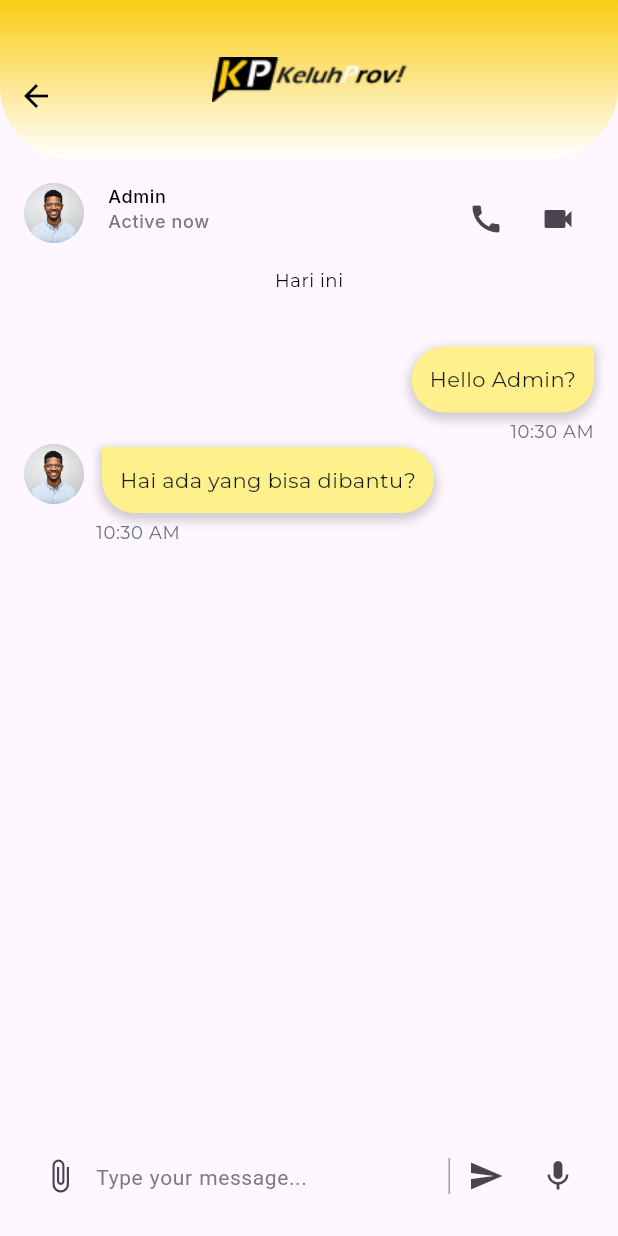
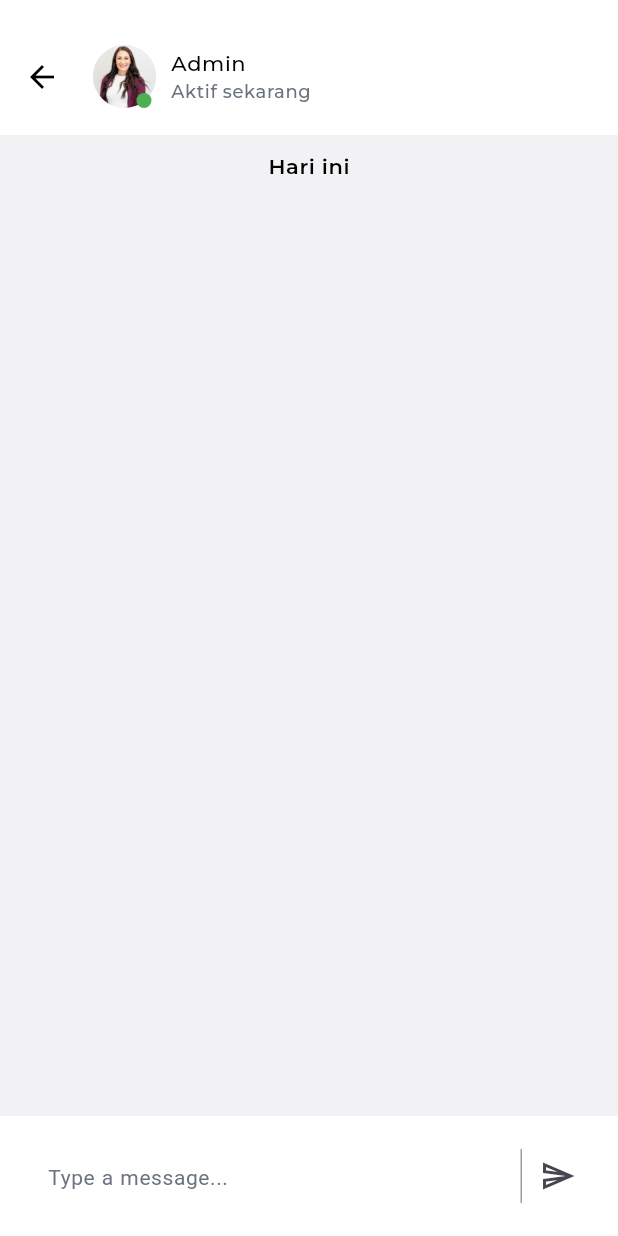
Before and after one commit to Capstone-Project-Alterra-Kelompok-8/e-complaint-mobile, a Flutter app: the ChatAdmin screen opened directly, on a phone screen of 412 x 824 dp. Run offline on Flutter 3.47's test engine with Material 3 defaults, Android fonts, the phone set to English and light mode, and no system bars; our stand-ins replace dio, flutter_svg, gap, google_fonts, loading_animation_widget, page_view_indicators and 2 more; accounts and stored records are empty.

Commit message:
✨ feat: Implementation of a Chat Admin with API

```diff
--- a/e_complaint_app/lib/constants/color_collections.dart
+++ b/e_complaint_app/lib/constants/color_collections.dart
@@ -11,6 +11,7 @@ class ColorCollections {
   static const Color alertErrorColor = Color(0xFFDC2626);
   static const Color profileColor = Color(0xFFECE6F0);
   static const Color bubleTextColor = Color(0xFFFEF08A);
+  static const Color chatColor = Color(0xFFF2F2F5);
   static const Color activeTextColor = Color(0xFFF797C7B);
   static const Color timeStampColor = Color(0xFFF6B7280);
   static const Color textCreateNow = Color(0xFF404969);
--- a/e_complaint_app/lib/constants/text_collections.dart
+++ b/e_complaint_app/lib/constants/text_collections.dart
@@ -137,7 +137,7 @@ class TextCollections {
   );
 
   // chat_ai
-  static TextStyle messageBubble = GoogleFonts.montserrat(
+  static TextStyle messageBubble = GoogleFonts.roboto(
     fontSize: 14.0,
     fontWeight: FontWeight.w400,
     color: ColorCollections.textPrimaryColor,
@@ -146,7 +146,7 @@ class TextCollections {
 
   static TextStyle messageToday = GoogleFonts.montserrat(
     fontSize: 14.0,
-    fontWeight: FontWeight.w400,
+    fontWeight: FontWeight.w600,
     color: ColorCollections.textPrimaryColor,
     letterSpacing: 0.4,
   );
--- a/e_complaint_app/lib/services/chat_ai_service.dart
+++ b/e_complaint_app/lib/services/chat_ai_service.dart
@@ -33,7 +33,8 @@ class ChatbotService {
       return ChatbotMessage.fromJson(jsonResponse);
     } else {
       debugPrint('Failed to send request: ${response.statusCode}');
-      throw Exception('Failed to send request');
+      debugPrint('Response body: ${response.body}');
+      throw Exception('Failed to send request with status code ${response.statusCode}');
     }
   }
 }
--- a/e_complaint_app/lib/views/screens/chat_admin/chat_admin_screen.dart
+++ b/e_complaint_app/lib/views/screens/chat_admin/chat_admin_screen.dart
@@ -1,192 +1,168 @@
+import 'dart:convert';
 import 'package:e_complaint_app/constants/constants.dart';
+import 'package:e_complaint_app/services/chat_ai_service.dart';
+import 'package:e_complaint_app/views/components/triangle.dart';
 import 'package:flutter/material.dart';
-import 'package:e_complaint_app/components/app_bar.dart';
+import 'package:intl/intl.dart';
+import 'package:shared_preferences/shared_preferences.dart';
 
-class ChatAdmin extends StatelessWidget {
-  const ChatAdmin({super.key});
+class ChatAdmin extends StatefulWidget {
+  const ChatAdmin({Key? key}) : super(key: key);
 
   @override
-  Widget build(BuildContext context) {
-    return Scaffold(
-      appBar: const CurvedAppBar(),
-      body: Column(
+  State<ChatAdmin> createState() => _ChatAdminState();
+}
+
+class _ChatAdminState extends State<ChatAdmin> {
+  final TextEditingController _complaintController = TextEditingController();
+  final List<Map<String, String>> _messages = [];
+  bool isLoading = false;
+
+  @override
+  void initState() {
+    super.initState();
+    _loadMessages();
+  }
+
+  void _loadMessages() async {
+    SharedPreferences prefs = await SharedPreferences.getInstance();
+    String? messagesString = prefs.getString('chatMessages');
+    if (messagesString != null) {
+      List<dynamic> messagesJson = jsonDecode(messagesString);
+      setState(() {
+        _messages.addAll(messagesJson.map((message) => Map<String, String>.from(message)).toList());
+      });
+    }
+  }
+
+  void _saveMessages() async {
+    SharedPreferences prefs = await SharedPreferences.getInstance();
+    String messagesString = jsonEncode(_messages);
+    await prefs.setString('chatMessages', messagesString);
+  }
+
+  void _sendMessage() async {
+    if (_complaintController.text.trim().isEmpty) {
+      return;
+    }
+
+    SharedPreferences prefs = await SharedPreferences.getInstance();
+    String? token = prefs.getString('token');
+
+    if (token == null) {
+      return;
+    }
+
+    setState(() {
+      _messages.add({
+        'role': 'user',
+        'content': _complaintController.text,
+        'timestamp': DateFormat('HH:mm').format(DateTime.now())
+      });
+      isLoading = true;
+    });
+    _saveMessages(); // Save messages after adding a new one
+
+    try {
+      final result = await ChatbotService.sendMessage(
+        message: _complaintController.text,
+      );
+
+      setState(() {
+        _messages.add({
+          'role': 'bot',
+          'content': result.botResponse,
+          'timestamp': DateFormat('HH:mm').format(DateTime.now())
+        });
+        isLoading = false;
+      });
+      _saveMessages(); // Save messages after receiving a response
+    } catch (e) {
+      setState(() {
+        isLoading = false;
+      });
+
+      ScaffoldMessenger.of(context).showSnackBar(
+        SnackBar(
+          content: Text('Failed to send a request. Please try again.'),
+        ),
+      );
+    } finally {
+      _complaintController.clear();
+    }
+  }
+
+    Widget _buildMessageBubble(String message, String timestamp, bool isUser) {
+    return Align(
+      alignment: isUser ? Alignment.centerRight : Alignment.centerLeft,
+      child: Row(
+        mainAxisSize: MainAxisSize.min,
+        crossAxisAlignment: CrossAxisAlignment.start,
         children: [
-          Padding(
-            padding: const EdgeInsets.all(16.0),
-            child: Column(
+          if (!isUser)
+            Stack(
               children: [
-                Row(
-                  crossAxisAlignment: CrossAxisAlignment.start,
-                  children: [
-                    CircleAvatar(
-                      radius: 20,
-                      backgroundImage: AssetImage('assets/images/admin.png'),
+                CircleAvatar(
+                  backgroundImage: AssetImage('assets/images/adminn.jpg'),
+                  radius: 21,
+                ),
+                Positioned(
+                  bottom: 0,
+                  right: 3,
+                  child: Container(
+                    width: 10,
+                    height: 10,
+                    decoration: BoxDecoration(
+                      color: Colors.green,
+                      shape: BoxShape.circle,
+
                     ),
-                    SizedBox(width: 16),
-                    Column(
-                      crossAxisAlignment: CrossAxisAlignment.start,
-                      children: [
-                        Text(
-                          'Admin',
-                          style: TextCollections.admin
-                        ),
-                        Text(
-                          'Active now',
-                          style: TextCollections.activeNow
-                        ),
-                      ],
-                    ),
-                    Spacer(),
-                    IconButton(
-                      icon: Icon(Icons.call),
-                      onPressed: () {
-
-                      },
-                    ),
-                    IconButton(
-                      icon: Icon(Icons.videocam),
-                      onPressed: () {
-
-                      },
-                    ),
-                  ],
-                ),
-                SizedBox(height: 8),
-                Center(
-                  child: Text(
-                    'Hari ini',
-                    style: TextCollections.hariIni
                   ),
                 ),
               ],
             ),
-          ),
-          Expanded(
-            child: ListView(
-              padding: const EdgeInsets.all(16.0),
+          if (!isUser) SizedBox(width: 10),
+          Flexible(
+            child: Stack(
               children: [
-                Align(
-                  alignment: Alignment.centerRight,
+                Container(
+                  margin: const EdgeInsets.symmetric(vertical: 10, horizontal: 10),
+                  padding: const EdgeInsets.symmetric(vertical: 10, horizontal: 15),
+                  decoration: BoxDecoration(
+                    color: isUser ? ColorCollections.primaryColor : Colors.white70,
+                    borderRadius: BorderRadius.circular(10),
+                  ),
                   child: Column(
-                    crossAxisAlignment: CrossAxisAlignment.end,
+                    crossAxisAlignment: isUser ? CrossAxisAlignment.end : CrossAxisAlignment.start,
                     children: [
-                      Container(
-                        padding: const EdgeInsets.all(12.0),
-                        margin: const EdgeInsets.symmetric(vertical: 4.0),
-                        decoration: BoxDecoration(
-                          color: ColorCollections.bubleTextColor,
-                          borderRadius: BorderRadius.only(
-                            topLeft: Radius.circular(32),
-                            topRight: Radius.zero,
-                            bottomLeft: Radius.circular(32),
-                            bottomRight: Radius.circular(32),
-                          ),
-                          boxShadow: [
-                            BoxShadow(
-                              color: Colors.grey.withOpacity(0.5),
-                              spreadRadius: 2,
-                              blurRadius: 5,
-                              offset: Offset(0, 3),
-                            ),
-                          ],
-                        ),
-                        child: Text(
-                          'Hello Admin?',
-                          style: TextCollections.primaryFont,
-                        ),
+                      Text(
+                        message,
+                        style: TextCollections.messageBubble,
+                        textAlign: isUser ? TextAlign.right : TextAlign.left,
                       ),
+                      const SizedBox(height: 5),
                       Text(
-                        '${TimeOfDay.now().format(context)}',
-                        style: TextCollections.timeStamp
+                        timestamp,
+                        style: TextCollections.timeStamp,
+                        textAlign: isUser ? TextAlign.right : TextAlign.left,
                       ),
                     ],
                   ),
                 ),
-                Align(
-                  alignment: Alignment.centerLeft,
-                  child: Row(
-                    crossAxisAlignment: CrossAxisAlignment.start,
-                    children: [
-                      CircleAvatar(
-                        radius: 20,
-                        backgroundImage: AssetImage('assets/images/admin.png'),
-                      ),
-                      SizedBox(width: 8,),
-                      Column(
-                        crossAxisAlignment: CrossAxisAlignment.start,
-                        children: [
-                          Container(
-                            padding: const EdgeInsets.all(12.0),
-                            margin: const EdgeInsets.fromLTRB(4.0, 2.0, 0.0, 4.0), // Adjust the margin here
-                            decoration: BoxDecoration(
-                              color: ColorCollections.bubleTextColor,
-                              borderRadius: BorderRadius.only(
-                                topLeft: Radius.zero,
-                                topRight: Radius.circular(32),
-                                bottomLeft: Radius.circular(32),
-                                bottomRight: Radius.circular(32),
-                              ),
-                              boxShadow: [
-                                BoxShadow(
-                                  color: Colors.grey.withOpacity(0.5),
-                                  spreadRadius: 2,
-                                  blurRadius: 5,
-                                  offset: Offset(0, 3),
-                                ),
-                              ],
-                            ),
-                            child: Text(
-                              'Hai ada yang bisa dibantu?',
-                              style: TextCollections.primaryFont,
-                            ),
-                          ),
-                          Text(
-                            '${TimeOfDay.now().format(context)}',
-                            style: TextCollections.timeStamp,
-                          ),
-                        ],
-                      ),
-                    ],
-                  ),
-                ),
-              ],
-            ),
-          ),
-          Padding(
-            padding: const EdgeInsets.all(16.0),
-            child: Row(
-              children: [
-                IconButton(
-                  icon: Icon(Icons.attach_file),
-                  onPressed: () {
-
-                  },
-                ),
-                Expanded(
-                  child: TextField(
-                    decoration: InputDecoration(
-                      hintText: 'Type your message...',
-                      border: InputBorder.none,
-                      hintStyle: TextCollections.textField,
+                Positioned(
+                  left: isUser ? null : 0,
+                  right: isUser ? 0 : null,
+                  top: 10,
+                  child: CustomPaint(
+                    painter: TrianglePainter(
+                      isUser: isUser,
+                      color: isUser ? ColorCollections.primaryColor : Colors.white70,
+                    ),
+                    child: Container(
+                      height: 10,
+                      width: 10,
                     ),
                   ),
-                ),
-                Container(
-                  width: 1,
-                  height: 24,
-                  color: Colors.grey,
-                ),
-                IconButton(
-                  icon: Icon(Icons.send),
-                  onPressed: () {
-
-                  },
-                ),
-                IconButton(
-                  icon: Icon(Icons.mic),
-                  onPressed: () {
-
-                  },
                 ),
               ],
             ),
@@ -195,4 +171,154 @@ class ChatAdmin extends StatelessWidget {
       ),
     );
   }
+
+  Widget _buildDateLabel(String text) {
+    return Center(
+      child: Container(
+        padding: const EdgeInsets.symmetric(vertical: 1, horizontal: 10),
+        child: Text(
+          text,
+          style: TextCollections.messageToday,
+        ),
+      ),
+    );
+  }
+
+  Widget _buildBotProfile() {
+    return Padding(
+      padding: const EdgeInsets.all(10.0),
+      child: Row(
+        children: [
+          Stack(
+            children: [
+              CircleAvatar(
+                backgroundImage: AssetImage('assets/images/adminn.jpg'),
+                radius: 21,
+              ),
+              Positioned(
+                  bottom: 0,
+                  right: 3,
+                  child: Container(
+                    width: 10,
+                    height: 10,
+                    decoration: BoxDecoration(
+                      color: Colors.green,
+                      shape: BoxShape.circle,
+
+                    ),
+                  ),
+                ),
+            ],
+          ),
+          SizedBox(width: 10),
+          Column(
+            crossAxisAlignment: CrossAxisAlignment.start,
+            children: [
+              Text(
+                'Admin',
+                style: TextCollections.messageProfileBot
+              ),
+              Text(
+                'Aktif sekarang',
+                style: TextCollections.messageActiveNow
+              ),
+            ],
+          ),
+        ],
+      ),
+    );
+  }
+
+  @override
+  Widget build(BuildContext context) {
+    return Scaffold(
+      backgroundColor: ColorCollections.chatColor,
+      body: Column(
+        children: [
+          Container(
+            color: Colors.white,
+            padding: EdgeInsets.only(top: 20, left: 4, right: 16, bottom: 8),
+            child: Row(
+              children: [
+                IconButton(
+                  icon: Icon(Icons.arrow_back, color: Colors.black),
+                  onPressed: () {
+                    Navigator.pop(context);
+                  },
+                ),
+                Expanded(
+                  child: _buildBotProfile(),
+                ),
+              ],
+            ),
+          ),
+          Expanded(
+            child: ListView.builder(
+              itemCount: _messages.length + 1,
+              itemBuilder: (context, index) {
+                if (index == 0) {
+                  return Column(
+                    children: [
+                      const SizedBox(height: 10),
+                      _buildDateLabel("Hari ini"),
+                      const SizedBox(height: 10),
+                    ],
+                  );
+                }
+                final message = _messages[index - 1];
+                return _buildMessageBubble(
+                  message['content']!,
+                  message['timestamp']!,
+                  message['role'] == 'user',
+                );
+              },
+            ),
+          ),
+          if (isLoading) const CircularProgressIndicator(),
+          Container(
+            color: Colors.white,
+            child: Padding(
+              padding: const EdgeInsets.all(16.0),
+              child: Row(
+                children: [
+                  Expanded(
+                    child: Padding(
+                      padding: const EdgeInsets.symmetric(horizontal: 8.0),
+                      child: Container(
+                        decoration: BoxDecoration(
+                          borderRadius: BorderRadius.circular(8.0),
+                        ),
+                        child: Padding(
+                          padding: const EdgeInsets.symmetric(horizontal: 8.0),
+                          child: TextField(
+                            controller: _complaintController,
+                            decoration: InputDecoration(
+                              hintText: 'Type a message...',
+                              hintStyle: TextCollections.messageType,
+                              border: InputBorder.none,
+                            ),
+                            style: TextStyle(fontSize: 16),
+                            maxLines: null,
+                          ),
+                        ),
+                      ),
+                    ),
+                  ),
+                  Container(
+                    width: 1,
+                    height: 35.94,
+                    color: Colors.grey,
+                  ),
+                  IconButton(
+                    icon: Icon(Icons.send_outlined),
+                    onPressed: _sendMessage,
+                  ),
+                ],
+              ),
+            ),
+          ),
+        ],
+      ),
+    );
+  }
 }
```
Also changed, not shown: e_complaint_app/lib/views/components/triangle.dart (added, +34 -0 lines), e_complaint_app/lib/views/screens/chat_ai/chat_ai_screen.dart (+51 -31 lines), e_complaint_app/lib/views/screens/home/homepage_screen.dart (+6 -2 lines), e_complaint_app/assets/images/adminn.jpg (added), e_complaint_app/lib/app_route.dart (line endings or trailing spaces), 1 other file.
